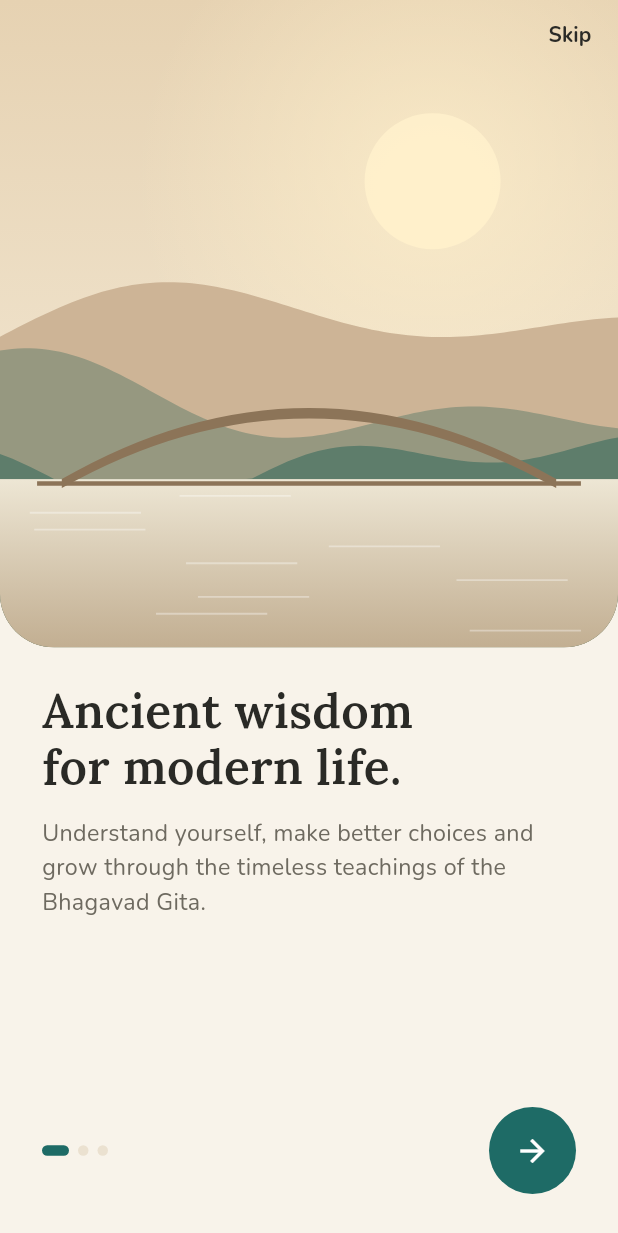
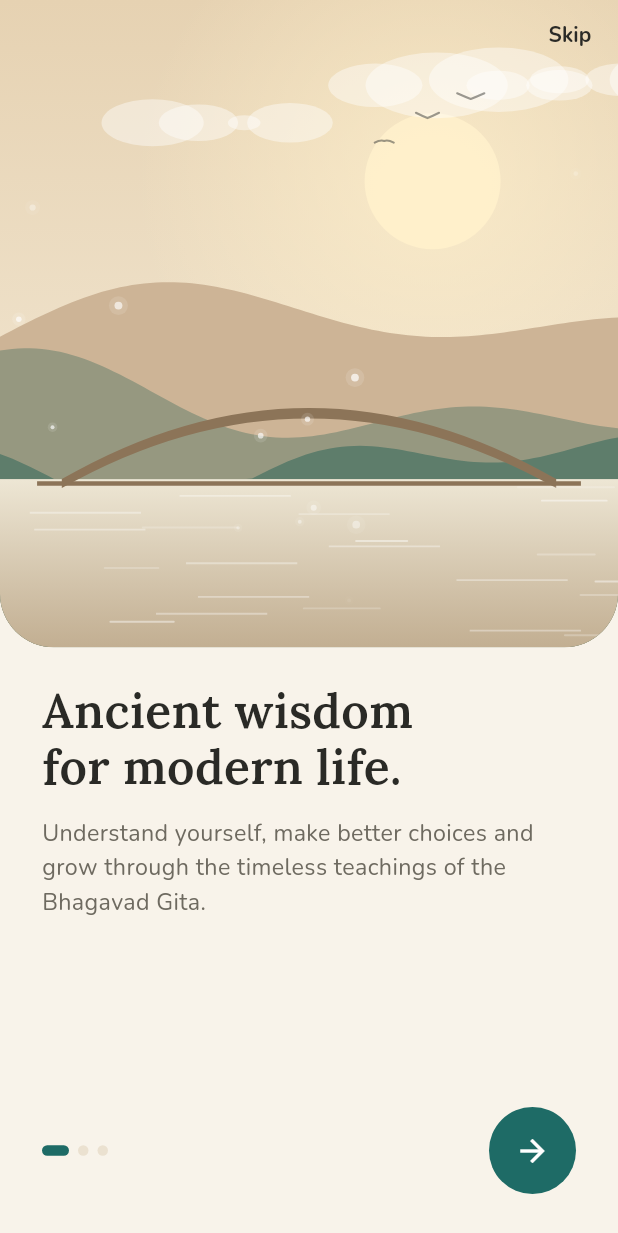
Before and after one commit to shelfcureapp-spec/GitaSetu, a Flutter app: the screen it shows after launch, after a tap on "Get Started", on a phone screen of 412 x 824 dp. Shown: the top 1233 px of the screen. Run offline on Flutter 3.47's test engine with Material 3 defaults, Android fonts, the phone set to English and light mode, and no system bars; our stand-ins replace shared_preferences.

Commit message:
Add ambient motion graphics: living landscapes, lotus pond, starfield, breathing guide
Clouds, birds, light motes, water shimmer and mist are drawn in code from one
clock per scene. Hidden tabs pause their tickers, and everything freezes on a
still frame when the OS reduce-motion setting is on.

Co-Authored-By: Claude Opus 5.5 <noreply@anthropic.com>
Claude-Session: https://claude.ai/code/session_01DPqgjiUWyjTtqbC4c5tZkh

```diff
--- a/lib/core/motion.dart
+++ b/lib/core/motion.dart
@@ -237,7 +237,10 @@ class _FadeIndexedStackState extends State<FadeIndexedStack> with SingleTickerPr
   @override
   Widget build(BuildContext context) => FadeTransition(
         opacity: CurvedAnimation(parent: _c, curve: Curves.easeOut),
-        child: IndexedStack(index: widget.index, children: widget.children),
+        child: IndexedStack(index: widget.index, children: [
+          // Hidden tabs pause their animations.
+          for (var i = 0; i < widget.children.length; i++) TickerMode(enabled: i == widget.index, child: widget.children[i]),
+        ]),
       );
 }
 
--- /dev/null
+++ b/lib/core/motion_graphics.dart
@@ -0,0 +1,453 @@
+import 'dart:math' as math;
+import 'package:flutter/material.dart';
+import 'package:flutter/scheduler.dart';
+import 'art.dart';
+import 'motion.dart';
+import 'theme.dart';
+
+/// Ambient, looping motion graphics drawn in code: drifting clouds, gliding
+/// birds, rising light motes, water shimmer, rolling mist, twinkling stars,
+/// lotus ripples and a guided breathing circle.
+///
+/// Each piece repaints from a single elapsed-seconds clock without rebuilding
+/// widgets, pauses when its tab is hidden (TickerMode), and freezes on a
+/// pleasant still frame when the OS asks to reduce motion.
+
+/// Provides elapsed seconds to [builder]; frozen at [stillAt] under reduced motion.
+class AmbientClock extends StatefulWidget {
+  const AmbientClock({super.key, required this.builder, this.stillAt = 8});
+  final Widget Function(BuildContext context, ValueNotifier<double> seconds) builder;
+  final double stillAt;
+  @override
+  State<AmbientClock> createState() => _AmbientClockState();
+}
+
+class _AmbientClockState extends State<AmbientClock> with SingleTickerProviderStateMixin {
+  late final ValueNotifier<double> _t = ValueNotifier(widget.stillAt);
+  late final Ticker _ticker = createTicker((d) => _t.value = widget.stillAt + d.inMicroseconds / 1e6);
+
+  @override
+  void didChangeDependencies() {
+    super.didChangeDependencies();
+    if (Motion.reduced(context)) {
+      if (_ticker.isActive) _ticker.stop();
+      _t.value = widget.stillAt;
+    } else if (!_ticker.isActive) {
+      _ticker.start();
+    }
+  }
+
+  @override
+  void dispose() {
+    _ticker.dispose();
+    _t.dispose();
+    super.dispose();
+  }
+
+  @override
+  Widget build(BuildContext context) => RepaintBoundary(child: widget.builder(context, _t));
+}
+
+double _hash(int i, int salt) {
+  final x = math.sin(i * 127.1 + salt * 311.7) * 43758.5453;
+  return x - x.floorToDouble();
+}
+
+// ---------------------------------------------------------------------------
+// Living landscape
+// ---------------------------------------------------------------------------
+
+/// [SceneArt] with an animated atmosphere layered on top.
+class LivingScene extends StatelessWidget {
+  const LivingScene(this.kind, {super.key, this.sunAt = const Offset(0.74, 0.3), this.radius = 0, this.birds = true, this.rising = false});
+  final SceneKind kind;
+  final Offset sunAt;
+  final double radius;
+  final bool birds;
+
+  /// Animate the sun rising into [sunAt] on first appearance.
+  final bool rising;
+
+  @override
+  Widget build(BuildContext context) => ClipRRect(
+        borderRadius: BorderRadius.circular(radius),
+        child: Stack(fit: StackFit.expand, children: [
+          rising ? RisingScene(kind, to: sunAt, from: Offset(sunAt.dx, sunAt.dy + 0.2)) : SceneArt(kind, sunAt: sunAt),
+          AmbientClock(builder: (_, t) => CustomPaint(painter: _AtmospherePainter(kind, t, birds: birds))),
+        ]),
+      );
+}
+
+class _AtmospherePainter extends CustomPainter {
+  _AtmospherePainter(this.kind, this.t, {required this.birds}) : super(repaint: t);
+  final SceneKind kind;
+  final ValueNotifier<double> t;
+  final bool birds;
+
+  bool get _night => kind == SceneKind.night;
+  bool get _water => kind == SceneKind.lake || kind == SceneKind.bridge;
+
+  @override
+  void paint(Canvas canvas, Size size) {
+    final s = t.value;
+    final w = size.width, h = size.height;
+
+    // Clouds: soft clusters drifting right, wrapping around.
+    final cloud = Paint()..color = Colors.white.withValues(alpha: _night ? 0.06 : 0.42);
+    for (var i = 0; i < 3; i++) {
+      final cw = w * (0.32 + 0.16 * _hash(i, 1));
+      final speed = w / (70 + 40 * _hash(i, 2));
+      final x = ((s * speed + _hash(i, 3) * (w + cw)) % (w + cw)) - cw;
+      final y = h * (0.1 + 0.2 * _hash(i, 4));
+      for (var k = 0; k < 4; k++) {
+        final ox = cw * (0.15 + 0.22 * k);
+        final r = cw * (0.13 + 0.07 * math.sin(k * 1.9 + i));
+        canvas.drawOval(Rect.fromCenter(center: Offset(x + ox, y), width: r * 2.6, height: r * 1.2), cloud);
+      }
+    }
+
+    // Mist: wide translucent bands sliding slowly in opposite directions.
+    if (kind == SceneKind.mist || kind == SceneKind.forest) {
+      for (var i = 0; i < 2; i++) {
+        final dir = i.isEven ? 1 : -1;
+        final dx = math.sin(s / (14 + i * 5)) * w * 0.12 * dir;
+        final rect = Rect.fromLTWH(-w * 0.2 + dx, h * (0.55 + 0.12 * i), w * 1.4, h * 0.09);
+        canvas.drawOval(rect, Paint()..color = Colors.white.withValues(alpha: 0.18)..maskFilter = const MaskFilter.blur(BlurStyle.normal, 12));
+      }
+    }
+
+    // Water shimmer: short highlights that sway and flicker.
+    if (_water) {
+      final top = h * 0.74;
+      for (var i = 0; i < 12; i++) {
+        final y = top + (i + 0.6) * (h - top) / 12.5;
+        final len = w * (0.08 + 0.12 * _hash(i, 5));
+        final x = w * _hash(i, 6) + math.sin(s * 0.6 + i) * w * 0.04;
+        final a = 0.15 + 0.3 * (0.5 + 0.5 * math.sin(s * 1.3 + i * 2.1));
+        canvas.drawLine(Offset(x, y), Offset(x + len, y), Paint()..color = Colors.white.withValues(alpha: a)..strokeWidth = 1.3..strokeCap = StrokeCap.round);
+      }
+    }
+
+    // Birds: a small flock crossing every ~24 seconds, wings flapping.
+    if (birds && !_night) {
+      const period = 24.0;
+      final phase = (s % period) / period;
+      if (phase < 0.55) {
+        final p = phase / 0.55;
+        final bird = Paint()
+          ..color = const Color(0xFF4A4A44).withValues(alpha: 0.55)
+          ..style = PaintingStyle.stroke
+          ..strokeWidth = 1.4
+          ..strokeCap = StrokeCap.round;
+        for (var i = 0; i < 3; i++) {
+          final bx = -w * 0.1 + p * w * 1.25 - i * w * 0.07;
+          final by = h * (0.2 + 0.03 * i) - p * h * 0.06 + math.sin(p * 6 + i) * 3;
+          final span = w * 0.022 * (1 - 0.15 * i);
+          final flap = math.sin(s * 7 + i * 1.3) * span * 0.55;
+          canvas.drawPath(
+            Path()
+              ..moveTo(bx - span, by - flap)
+              ..quadraticBezierTo(bx - span * 0.4, by - span * 0.15, bx, by)
+              ..quadraticBezierTo(bx + span * 0.4, by - span * 0.15, bx + span, by - flap),
+            bird,
+          );
+        }
+      }
+    }
+
+    // Light motes: rise slowly, sway, and fade in and out.
+    _motes(canvas, size, s, count: _night ? 10 : 14, color: _night ? const Color(0xFFF0E6C8) : Colors.white);
+  }
+
+  @override
+  bool shouldRepaint(_AtmospherePainter old) => old.kind != kind || old.birds != birds;
+}
+
+void _motes(Canvas canvas, Size size, double s, {required int count, required Color color, double maxAlpha = 0.7, double scale = 1}) {
+  final w = size.width, h = size.height;
+  for (var i = 0; i < count; i++) {
+    final life = 9 + 7 * _hash(i, 7);
+    final p = ((s + _hash(i, 8) * life) % life) / life;
+    final x = w * _hash(i, 9) + math.sin(s * 0.5 + i) * 10 * scale;
+    final y = h * (0.95 - 0.75 * p);
+    final a = math.sin(p * math.pi) * maxAlpha;
+    final r = (1.1 + 1.6 * _hash(i, 10)) * scale;
+    canvas.drawCircle(Offset(x, y), r * 2.4, Paint()..color = color.withValues(alpha: a * 0.18));
+    canvas.drawCircle(Offset(x, y), r, Paint()..color = color.withValues(alpha: a));
+  }
+}
+
+/// Floating light motes over any background (e.g. the Home header).
+class FloatingMotes extends StatelessWidget {
+  const FloatingMotes({super.key, this.count = 12, this.color = const Color(0xFFF2C46B), this.maxAlpha = 0.55});
+  final int count;
+  final Color color;
+  final double maxAlpha;
+  @override
+  Widget build(BuildContext context) => IgnorePointer(
+        child: AmbientClock(builder: (_, t) => CustomPaint(painter: _MotesPainter(t, count, color, maxAlpha), size: Size.infinite)),
+      );
+}
+
+class _MotesPainter extends CustomPainter {
+  _MotesPainter(this.t, this.count, this.color, this.maxAlpha) : super(repaint: t);
+  final ValueNotifier<double> t;
+  final int count;
+  final Color color;
+  final double maxAlpha;
+  @override
+  void paint(Canvas canvas, Size size) => _motes(canvas, size, t.value, count: count, color: color, maxAlpha: maxAlpha);
+  @override
+  bool shouldRepaint(_MotesPainter old) => false;
+}
+
+// ---------------------------------------------------------------------------
+// Night sky
+// ---------------------------------------------------------------------------
+
+/// Twinkling stars with an occasional slow shooting star.
+class Starfield extends StatelessWidget {
+  const Starfield({super.key, this.count = 70});
+  final int count;
+  @override
+  Widget build(BuildContext context) => IgnorePointer(
+        child: AmbientClock(builder: (_, t) => CustomPaint(painter: _StarPainter(t, count), size: Size.infinite)),
+      );
+}
+
+class _StarPainter extends CustomPainter {
+  _StarPainter(this.t, this.count) : super(repaint: t);
+  final ValueNotifier<double> t;
+  final int count;
+  @override
+  void paint(Canvas canvas, Size size) {
+    final s = t.value;
+    for (var i = 0; i < count; i++) {
+      final p = Offset(size.width * _hash(i, 11), size.height * _hash(i, 12));
+      final tw = 0.5 + 0.5 * math.sin(s * (0.6 + _hash(i, 13) * 1.6) + i);
+      final r = 0.5 + 1.1 * _hash(i, 14);
+      canvas.drawCircle(p, r, Paint()..color = const Color(0xFFF7EFD8).withValues(alpha: 0.15 + 0.6 * tw));
+    }
+    // Shooting star roughly every 14s, crossing in ~1.2s.
+    const period = 14.0;
+    final ph = s % period;
+    if (ph < 1.2) {
+      final k = (s / period).floor();
+      final p = ph / 1.2;
+      final start = Offset(size.width * (0.15 + 0.6 * _hash(k, 15)), size.height * (0.05 + 0.25 * _hash(k, 16)));
+      final dir = const Offset(1, 0.45);
+      final head = start + dir * (size.width * 0.45 * Curves.easeOut.transform(p));
+      final tail = head - dir * (size.width * 0.12);
+      final a = math.sin(p * math.pi);
+      canvas.drawLine(
+        tail,
+        head,
+        Paint()
+          ..shader = LinearGradient(colors: [Colors.white.withValues(alpha: 0), Colors.white.withValues(alpha: 0.85 * a)]).createShader(Rect.fromPoints(tail, head))
+          ..strokeWidth = 1.6
+          ..strokeCap = StrokeCap.round,
+      );
+    }
+  }
+
+  @override
+  bool shouldRepaint(_StarPainter old) => false;
+}
+
+// ---------------------------------------------------------------------------
+// Lotus pond and swaying sprout
+// ---------------------------------------------------------------------------
+
+/// A lotus that blooms, then floats on water: slow sway, ripple rings and a
+/// few motes rising from it.
+class LotusPond extends StatelessWidget {
+  const LotusPond({super.key, this.size = 100, this.delay = Duration.zero, this.rippleColor = GS.teal});
+  final double size;
+  final Duration delay;
+  final Color rippleColor;
+  @override
+  Widget build(BuildContext context) => SizedBox(
+        width: size * 1.9,
+        height: size * 1.15,
+        child: AmbientClock(
+          builder: (_, t) => Stack(alignment: Alignment.center, clipBehavior: Clip.none, children: [
+            Positioned.fill(child: CustomPaint(painter: _PondPainter(t, rippleColor))),
+            AnimatedBuilder(
+              animation: t,
+              builder: (_, child) => Transform.rotate(angle: math.sin(t.value * 0.9) * 0.035, alignment: Alignment.bottomCenter, child: child),
+              child: Transform.translate(offset: Offset(0, -size * 0.08), child: BloomingLotus(size: size, delay: delay)),
+            ),
+          ]),
+        ),
+      );
+}
+
+class _PondPainter extends CustomPainter {
+  _PondPainter(this.t, this.color) : super(repaint: t);
+  final ValueNotifier<double> t;
+  final Color color;
+  @override
+  void paint(Canvas canvas, Size size) {
+    final s = t.value;
+    final c = Offset(size.width / 2, size.height * 0.8);
+    for (var i = 0; i < 3; i++) {
+      final p = ((s / 4.5) + i / 3) % 1.0;
+      final rw = size.width * (0.25 + 0.75 * p);
+      canvas.drawOval(
+        Rect.fromCenter(center: c, width: rw, height: rw * 0.18),
+        Paint()
+          ..style = PaintingStyle.stroke
+          ..strokeWidth = 1.2
+          ..color = color.withValues(alpha: 0.35 * (1 - p)),
+      );
+    }
+    _motes(canvas, Size(size.width, size.height * 0.85), s, count: 6, color: const Color(0xFFF2B57A), maxAlpha: 0.6, scale: 0.8);
+  }
+
+  @override
+  bool shouldRepaint(_PondPainter old) => false;
+}
+
+/// A sprout swaying as if in a light breeze.
+class SwayingSprout extends StatelessWidget {
+  const SwayingSprout({super.key, this.size = 80, this.motes = false});
+  final double size;
+  final bool motes;
+  @override
+  Widget build(BuildContext context) => AmbientClock(
+        builder: (_, t) => Stack(clipBehavior: Clip.none, alignment: Alignment.center, children: [
+          if (motes) Positioned.fill(child: CustomPaint(painter: _MotesPainter(t, 6, GS.teal, 0.45))),
+          AnimatedBuilder(
+            animation: t,
+            builder: (_, child) {
+              final gust = math.sin(t.value * 1.1) * 0.05 + math.sin(t.value * 2.7) * 0.015;
+              return Transform(
+                alignment: Alignment.bottomCenter,
+                transform: Matrix4.identity()
+                  ..rotateZ(gust)
+                  ..scaleByDouble(1, 1 + 0.02 * math.sin(t.value * 0.8), 1, 1),
+                child: child,
+              );
+            },
+            child: Sprout(size: size),
+          ),
+        ]),
+      );
+}
+
+// ---------------------------------------------------------------------------
+// Breathing guide
+// ---------------------------------------------------------------------------
+
+/// A guided breath: the circle grows while breathing in (4s), rests (1s) and
+/// shrinks while breathing out (5s). Tap to start or stop.
+class BreathingGuide extends StatefulWidget {
+  const BreathingGuide({super.key, this.size = 200});
+  final double size;
+  @override
+  State<BreathingGuide> createState() => _BreathingGuideState();
+}
+
+class _BreathingGuideState extends State<BreathingGuide> with SingleTickerProviderStateMixin {
+  static const _inhale = 4.0, _hold = 1.0, _exhale = 5.0;
+  static const _cycle = _inhale + _hold + _exhale;
+  late final AnimationController _c = AnimationController(vsync: this, duration: const Duration(milliseconds: 10000));
+  bool _running = false;
+  int _breaths = 0;
+
+  @override
+  void initState() {
+    super.initState();
+    _c.addStatusListener((s) {
+      if (s == AnimationStatus.completed && _running) {
+        setState(() => _breaths++);
+        _c.forward(from: 0);
+      }
+    });
+  }
+
+  @override
+  void dispose() {
+    _c.dispose();
+    super.dispose();
+  }
+
+  void _toggle() {
+    setState(() {
+      _running = !_running;
+      if (_running) {
+        _breaths = 0;
+        _c.forward(from: 0);
+      } else {
+        _c.stop();
+        _c.value = 0;
+      }
+    });
+  }
+
+  ({double scale, String label}) _phase(double v) {
+    final s = v * _cycle;
+    if (s < _inhale) return (scale: Curves.easeInOut.transform(s / _inhale), label: 'Breathe in');
+    if (s < _inhale + _hold) return (scale: 1, label: 'Rest');
+    return (scale: 1 - Curves.easeInOut.transform((s - _inhale - _hold) / _exhale), label: 'Breathe out');
+  }
+
+  @override
+  Widget build(BuildContext context) {
+    final reduced = Motion.reduced(context);
+    final d = widget.size;
+    return GestureDetector(
+      onTap: _toggle,
+      child: Semantics(
+        button: true,
+        label: _running ? 'Stop breathing guide' : 'Start breathing guide',
+        child: AnimatedBuilder(
+          animation: _c,
+          builder: (_, _) {
+            final ph = _phase(_c.value);
+            final k = reduced ? 0.6 : (_running ? ph.scale : 0.0);
+            final label = _running ? ph.label : 'Tap to begin';
+            return Column(mainAxisSize: MainAxisSize.min, children: [
+              SizedBox(
+                width: d,
+                height: d,
+                child: Stack(alignment: Alignment.center, children: [
+                  // Guide ring: the size the circle will reach.
+                  Container(
+                    width: d,
+                    height: d,
+                    decoration: BoxDecoration(shape: BoxShape.circle, border: Border.all(color: GS.teal.withValues(alpha: 0.18), width: 1.5)),
+                  ),
+                  // Soft glow.
+                  Container(
+                    width: d * (0.45 + 0.55 * k),
+                    height: d * (0.45 + 0.55 * k),
+                    decoration: BoxDecoration(
+                      shape: BoxShape.circle,
+                      gradient: RadialGradient(colors: [GS.sage, GS.sage.withValues(alpha: 0.25)]),
+                      boxShadow: [BoxShadow(color: GS.teal.withValues(alpha: 0.12 + 0.12 * k), blurRadius: 30 * (0.5 + k), spreadRadius: 4)],
+                    ),
+                  ),
+                  // Core.
+                  Container(
+                    width: d * (0.3 + 0.3 * k),
+                    height: d * (0.3 + 0.3 * k),
+                    decoration: const BoxDecoration(shape: BoxShape.circle, color: GS.teal),
+                    child: Icon(_running ? Icons.pause_rounded : Icons.play_arrow_rounded, color: Colors.white, size: 26),
+                  ),
+                ]),
+              ),
+              const SizedBox(height: 14),
+              Text(label, style: GS.h(20)),
+              const SizedBox(height: 2),
+              Text(
+                _running ? (_breaths == 0 ? 'Follow the circle' : '$_breaths breath${_breaths == 1 ? '' : 's'}') : 'In for 4, rest, out for 5',
+                style: GS.b(13, color: GS.muted),
+              ),
+            ]);
+          },
+        ),
+      ),
+    );
+  }
+}
--- a/lib/screens/home_screen.dart
+++ b/lib/screens/home_screen.dart
@@ -2,6 +2,7 @@ import 'package:flutter/material.dart';
 import 'package:provider/provider.dart';
 import '../core/art.dart';
 import '../core/motion.dart';
+import '../core/motion_graphics.dart';
 import '../core/theme.dart';
 import '../data/gita_knowledge.dart';
 import '../state/app_state.dart';
@@ -39,6 +40,7 @@ class HomeScreen extends StatelessWidget {
             height: 210,
             child: const DecoratedBox(
               decoration: BoxDecoration(gradient: LinearGradient(begin: Alignment.topCenter, end: Alignment.bottomCenter, colors: [GS.navy, GS.navy2])),
+              child: FloatingMotes(count: 14),
             ),
           ),
           SafeArea(
@@ -186,7 +188,7 @@ class _ReflectionCard extends StatelessWidget {
             ]),
           ),
           const SizedBox(width: 6),
-          const Breathing(child: Sprout(size: 84)),
+          const SwayingSprout(size: 84),
         ]),
       );
 }
--- a/lib/screens/intro_screens.dart
+++ b/lib/screens/intro_screens.dart
@@ -3,6 +3,7 @@ import 'package:provider/provider.dart';
 
 import '../core/art.dart';
 import '../core/motion.dart';
+import '../core/motion_graphics.dart';
 import '../core/theme.dart';
 import '../state/app_state.dart';
 import '../widgets/gs_widgets.dart';
@@ -42,7 +43,7 @@ class _IntroFlowState extends State<IntroFlow> {
             page: _page,
             onNext: _next,
             onSkip: () => _pc.jumpToPage(2),
-            top: const SceneArt(SceneKind.bridge, sunAt: Offset(0.7, 0.28)),
+            top: const LivingScene(SceneKind.bridge, sunAt: Offset(0.7, 0.28)),
             child: Column(
               crossAxisAlignment: CrossAxisAlignment.start,
               children: [
@@ -136,7 +137,7 @@ class _Splash extends StatelessWidget {
     body: Stack(
       fit: StackFit.expand,
       children: [
-        const RisingScene(SceneKind.dawn),
+        const LivingScene(SceneKind.dawn, sunAt: Offset(0.5, 0.42), rising: true),
         SafeArea(
           child: Padding(
             padding: const EdgeInsets.fromLTRB(28, 56, 28, 24),
@@ -157,13 +158,10 @@ class _Splash extends StatelessWidget {
                   ),
                 ),
                 const Spacer(),
-                const Breathing(
-                  amount: 0.03,
-                  child: BloomingLotus(
-                    size: 120,
-                    delay: Duration(milliseconds: 500),
-                    duration: Duration(milliseconds: 2000),
-                  ),
+                const LotusPond(
+                  size: 110,
+                  delay: Duration(milliseconds: 500),
+                  rippleColor: Colors.white,
                 ),
                 const Spacer(),
                 FadeSlideIn(
@@ -319,7 +317,7 @@ class _NamePageState extends State<_NamePage> {
         children: [
           const Spacer(),
           const Center(
-            child: Breathing(amount: 0.03, child: BloomingLotus(size: 96)),
+            child: LotusPond(size: 90),
           ),
           const SizedBox(height: 28),
           Text('What should we\ncall you?', style: GS.h(30, height: 1.15)),
--- a/lib/screens/journey_screen.dart
+++ b/lib/screens/journey_screen.dart
@@ -1,6 +1,7 @@
 import 'package:flutter/material.dart';
 import 'package:provider/provider.dart';
 import '../core/motion.dart';
+import '../core/motion_graphics.dart';
 import '../core/theme.dart';
 import '../state/app_state.dart';
 import '../widgets/gs_widgets.dart';
@@ -26,7 +27,9 @@ class _JourneyScreenState extends State<JourneyScreen> {
     final s = context.watch<AppState>();
     return ColoredBox(
       color: _bg,
-      child: SafeArea(
+      child: Stack(children: [
+        const Positioned.fill(child: Starfield()),
+        SafeArea(
         bottom: false,
         child: ListView(padding: const EdgeInsets.fromLTRB(20, 16, 20, 28), children: [
           Row(children: [
@@ -50,6 +53,7 @@ class _JourneyScreenState extends State<JourneyScreen> {
           ),
         ]),
       ),
+      ]),
     );
   }
 
--- a/lib/screens/practice_creation_screen.dart
+++ b/lib/screens/practice_creation_screen.dart
@@ -1,7 +1,7 @@
 import 'package:flutter/material.dart';
 import 'package:provider/provider.dart';
-import '../core/art.dart';
 import '../core/motion.dart';
+import '../core/motion_graphics.dart';
 import '../core/theme.dart';
 import '../models/models.dart';
 import '../state/app_state.dart';
@@ -62,7 +62,7 @@ class _PracticeCreationScreenState extends State<PracticeCreationScreen> {
           decoration: BoxDecoration(color: const Color(0xFFEEF3EA), borderRadius: BorderRadius.circular(24)),
           padding: const EdgeInsets.fromLTRB(20, 20, 20, 22),
           child: Column(children: [
-            const Breathing(child: Sprout(size: 84)),
+            const SwayingSprout(size: 84, motes: true),
             const SizedBox(height: 12),
             Text(o.title, textAlign: TextAlign.center, style: GS.h(21)),
             const SizedBox(height: 10),
--- a/lib/screens/talk_screen.dart
+++ b/lib/screens/talk_screen.dart
@@ -1,8 +1,8 @@
 import 'package:flutter/material.dart';
 import 'package:flutter/services.dart';
 import 'package:provider/provider.dart';
-import '../core/art.dart';
 import '../core/motion.dart';
+import '../core/motion_graphics.dart';
 import '../core/theme.dart';
 import '../models/models.dart';
 import '../state/app_state.dart';
@@ -137,7 +137,7 @@ class _Start extends StatelessWidget {
       (Icons.track_changes, 'I want to be more disciplined.'),
     ];
     return ListView(padding: const EdgeInsets.fromLTRB(22, 26, 22, 12), children: staggered([
-      const Center(child: Breathing(amount: 0.04, child: BloomingLotus(size: 84))),
+      const Center(child: LotusPond(size: 80)),
       const SizedBox(height: 14),
       Center(child: Text('Talk to GitaSetu', style: GS.h(28))),
       const SizedBox(height: 8),
--- a/lib/screens/topic_screen.dart
+++ b/lib/screens/topic_screen.dart
@@ -1,6 +1,6 @@
 import 'package:flutter/material.dart';
-import '../core/art.dart';
 import '../core/motion.dart';
+import '../core/motion_graphics.dart';
 import '../core/theme.dart';
 import '../data/gita_knowledge.dart';
 import '../models/models.dart';
@@ -31,7 +31,7 @@ class TopicScreen extends StatelessWidget {
         SizedBox(
           height: 270,
           child: Stack(fit: StackFit.expand, children: [
-            Hero(tag: 'topic-${topic.name}', child: SceneArt(sceneFor(topic.scene), sunAt: const Offset(0.75, 0.3))),
+            Hero(tag: 'topic-${topic.name}', child: LivingScene(sceneFor(topic.scene), sunAt: const Offset(0.75, 0.3))),
             DecoratedBox(
               decoration: BoxDecoration(
                 gradient: LinearGradient(begin: Alignment.topCenter, end: Alignment.bottomCenter, colors: [Colors.transparent, GS.cream.withValues(alpha: 0.0), GS.cream], stops: const [0, 0.55, 1]),
```
Also changed, not shown: lib/screens/practice_screen.dart (+13 -1 lines), 2 other files.
